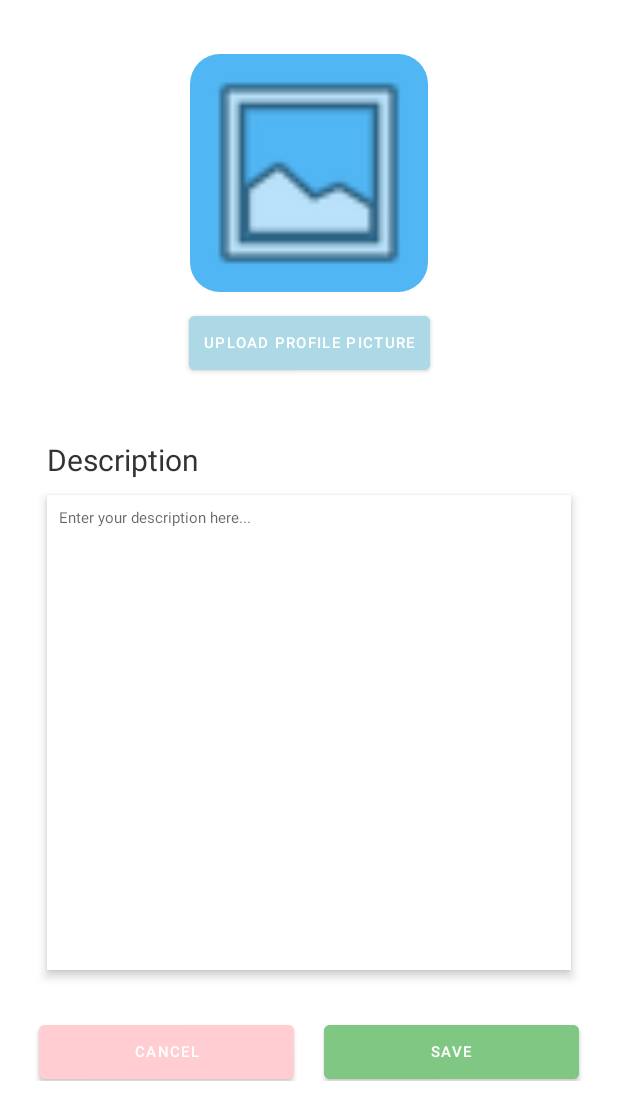
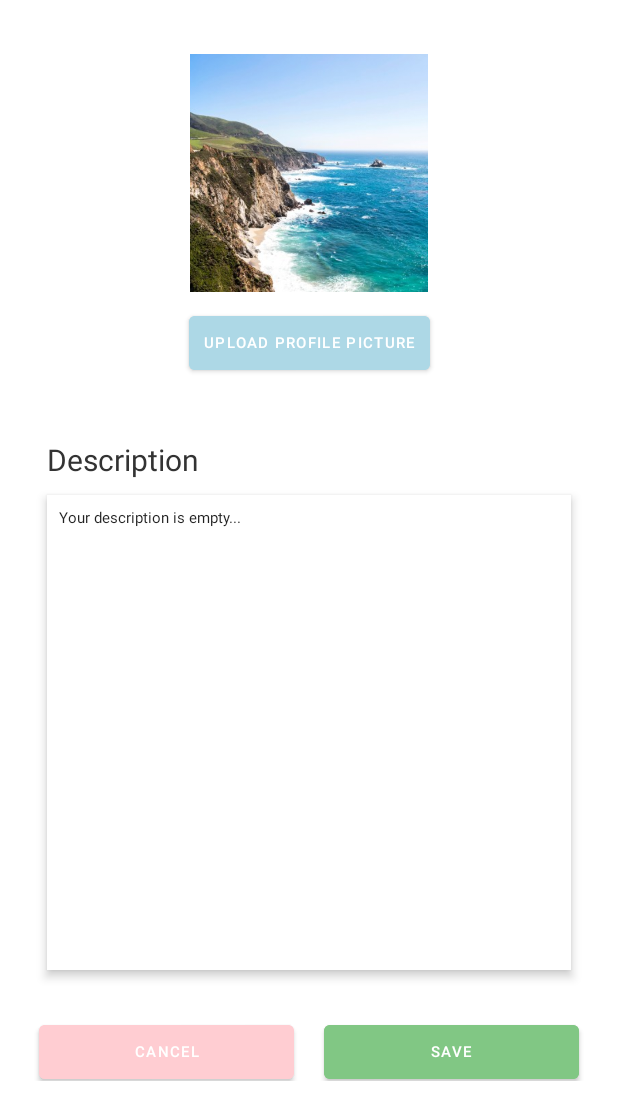
Before and after one commit to Forestocean37/Final-Project-Group-4, an Android app: the ProfileEditActivity screen opened directly, with no data from a screen before it, on a phone screen of 412 x 824 dp. Shown: the top 1120 px of the screen. Run offline under Robolectric (Android 15) with nearby library versions, the light colour scheme and no system bars; our stand-ins replace Firebase (no records; nobody signed in at launch, a user with empty details on screens opened directly); pictures from the network do not load.

Commit message:
profile edit update 2

```diff
--- a/app/build.gradle
+++ b/app/build.gradle
@@ -87,6 +87,9 @@ dependencies {
     implementation("com.firebaseui:firebase-ui-auth:7.2.0")
     implementation("com.google.firebase:firebase-firestore")
 
+    implementation 'com.github.bumptech.glide:glide:4.15.1'
+    annotationProcessor 'com.github.bumptech.glide:compiler:4.15.1'
+
 }
 
 dependencies {
--- a/app/src/main/AndroidManifest.xml
+++ b/app/src/main/AndroidManifest.xml
@@ -4,6 +4,8 @@
 
     <uses-permission android:name="android.permission.INTERNET" />
     <uses-permission android:name="android.permission.ACCESS_NETWORK_STATE" />
+    <uses-permission android:name="android.permission.READ_EXTERNAL_STORAGE" />
+
 
     <application
         android:allowBackup="true"
@@ -14,6 +16,7 @@
         android:roundIcon="@drawable/ic_logo"
         android:supportsRtl="true"
         android:theme="@style/Theme.FinalProjectGroup4"
+        android:requestLegacyExternalStorage="true"
         tools:targetApi="31">
 
         <!-- Welcome Activity as the Launcher -->
--- a/app/src/main/java/edu/neu/final_project_group_4/ui/dashboard/ProfileEditActivity.java
+++ b/app/src/main/java/edu/neu/final_project_group_4/ui/dashboard/ProfileEditActivity.java
@@ -1,18 +1,30 @@
 package edu.neu.final_project_group_4.ui.dashboard;
 
+import android.content.Intent;
+import android.net.Uri;
 import android.os.Bundle;
+import android.provider.MediaStore;
+import android.widget.Button;
+import android.widget.EditText;
+import android.widget.ImageView;
+import android.widget.Toast;
+
+import androidx.activity.result.ActivityResultLauncher;
+import androidx.activity.result.contract.ActivityResultContracts;
 import androidx.appcompat.app.AppCompatActivity;
 
-import android.content.SharedPreferences;
-import android.view.View;
-import android.widget.EditText;
-import android.widget.Button;
+import com.bumptech.glide.Glide;
 
 import edu.neu.final_project_group_4.R;
+import edu.neu.final_project_group_4.utils.User;
 
 public class ProfileEditActivity extends AppCompatActivity {
     private EditText descriptionBox;
+    private ImageView profileImage;
     private Button saveButton;
+    private Button cancelButton;
+    private Button uploadImageButton;
+    private Uri selectedImageUri;
 
     @Override
     protected void onCreate(Bundle savedInstanceState) {
@@ -21,28 +33,56 @@ public class ProfileEditActivity extends AppCompatActivity {
 
         // Initialize views
         descriptionBox = findViewById(R.id.description_box);
+        profileImage = findViewById(R.id.profile_picture);
         saveButton = findViewById(R.id.save_button);
+        cancelButton = findViewById(R.id.cancel_button);
+        uploadImageButton = findViewById(R.id.upload_picture_button);
 
-        // Load saved description (if any)
-        SharedPreferences sharedPreferences = getSharedPreferences("UserPrefs", MODE_PRIVATE);
-        String savedDescription = sharedPreferences.getString("description", "");
-        descriptionBox.setText(savedDescription);
+        User user = User.getInstance();
+        // Load current description and profile image
+        descriptionBox.setText(user.getUserDescription());
+        Uri photoUri = user.getPhotoUrl();
+        if (photoUri != null) {
+            Glide.with(this).load(photoUri).into(profileImage);
+        } else {
+            profileImage.setImageResource(R.drawable.profile_image);
+        }
 
-        // Save description when "Save" button is clicked
-        saveButton.setOnClickListener(new View.OnClickListener() {
-            @Override
-            public void onClick(View v) {
-                String description = descriptionBox.getText().toString();
+        // Handle image selection
+        ActivityResultLauncher<Intent> imagePickerLauncher = registerForActivityResult(
+                new ActivityResultContracts.StartActivityForResult(),
+                result -> {
+                    if (result.getResultCode() == RESULT_OK && result.getData() != null) {
+                        selectedImageUri = result.getData().getData();
+                        if (selectedImageUri != null) {
+                            profileImage.setImageURI(selectedImageUri);
+                        }
+                    }
+                });
 
-                // Save to SharedPreferences
-                SharedPreferences sharedPreferences = getSharedPreferences("UserPrefs", MODE_PRIVATE);
-                SharedPreferences.Editor editor = sharedPreferences.edit();
-                editor.putString("description", description);
-                editor.apply();
+        uploadImageButton.setOnClickListener(view -> {
+            // Create an intent to open the file chooser for images
+            Intent intent = new Intent(Intent.ACTION_GET_CONTENT);
+            intent.setType("image/*"); // Allow only image files to be selected
 
-                finish();
-            }
+            // Launch the image picker activity
+            imagePickerLauncher.launch(intent);
         });
 
+        // Save profile changes
+        saveButton.setOnClickListener(view -> {
+            String newDescription = descriptionBox.getText().toString();
+            user.editDescription(newDescription);
+
+            if (selectedImageUri != null) {
+                user.updateProfilePhoto(selectedImageUri.toString());
+            }
+
+            Toast.makeText(this, "Profile updated successfully", Toast.LENGTH_SHORT).show();
+            finish();
+        });
+
+        // Cancel without saving
+        cancelButton.setOnClickListener(view -> finish());
     }
 }
--- a/app/src/main/res/layout/profile_edit.xml
+++ b/app/src/main/res/layout/profile_edit.xml
@@ -12,16 +12,18 @@
         android:id="@+id/profile_picture"
         android:layout_width="0dp"
         android:layout_height="0dp"
-        android:src="@android:drawable/ic_menu_gallery"
         android:scaleType="centerCrop"
-        android:background="@drawable/circle_background"
         app:layout_constraintDimensionRatio="1:1"
         app:layout_constraintHeight_default="percent"
         app:layout_constraintHeight_percent="0.2"
         app:layout_constraintTop_toTopOf="parent"
         app:layout_constraintStart_toStartOf="parent"
         app:layout_constraintEnd_toEndOf="parent"
-        android:layout_marginTop="20dp"/>
+        android:layout_marginTop="20dp"
+        android:src="@drawable/profile_image"/>
+<!--        android:src="@android:drawable/ic_menu_gallery"-->
+<!--        android:background="@drawable/circle_background"-->
+
 
     <Button
         android:id="@+id/upload_picture_button"
```
Also changed, not shown: app/src/main/java/edu/neu/final_project_group_4/ui/dashboard/ProfileActivity.java (+35 -9 lines).
